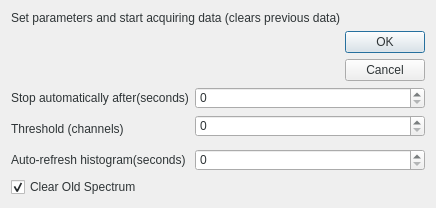
Old version of the form utilities/templates/startDialog.ui in the repository csparkresearch/cnspec.
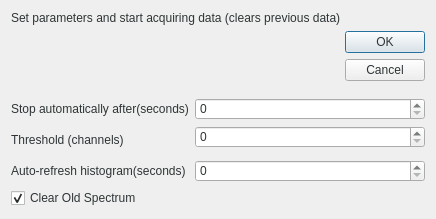
New version of the form.

```diff
--- a/utilities/templates/startDialog.ui
+++ b/utilities/templates/startDialog.ui
@@ -7,7 +7,7 @@
     <x>0</x>
     <y>0</y>
     <width>436</width>
-    <height>202</height>
+    <height>219</height>
    </rect>
   </property>
   <property name="windowTitle">
@@ -25,7 +25,11 @@
     </widget>
    </item>
    <item row="2" column="1" colspan="3">
-    <widget class="QSpinBox" name="stopBox"/>
+    <widget class="QSpinBox" name="stopBox">
+     <property name="maximum">
+      <number>1000000</number>
+     </property>
+    </widget>
    </item>
    <item row="0" column="0" colspan="4">
     <widget class="QLabel" name="message">
@@ -52,10 +56,18 @@
     </widget>
    </item>
    <item row="5" column="1" colspan="3">
-    <widget class="QSpinBox" name="refreshBox"/>
+    <widget class="QSpinBox" name="refreshBox">
+     <property name="maximum">
+      <number>300</number>
+     </property>
+    </widget>
    </item>
    <item row="3" column="1" colspan="3">
-    <widget class="QSpinBox" name="thresholdBox"/>
+    <widget class="QSpinBox" name="thresholdBox">
+     <property name="maximum">
+      <number>2000</number>
+     </property>
+    </widget>
    </item>
    <item row="5" column="0">
     <widget class="QLabel" name="message_4">
```
Left out of the diff: 6 changed lines with no effect on the pictures.
